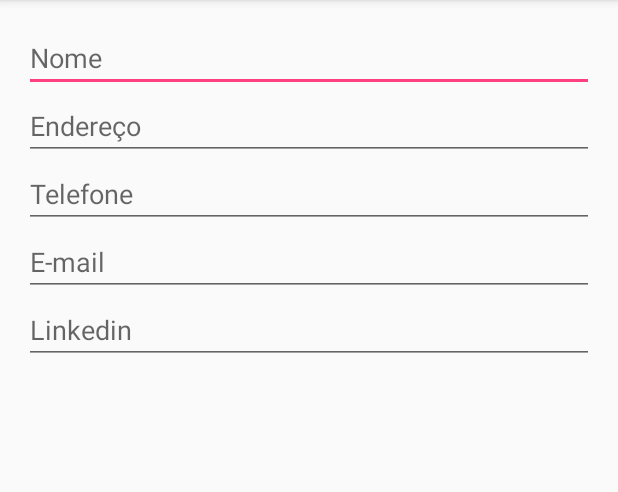
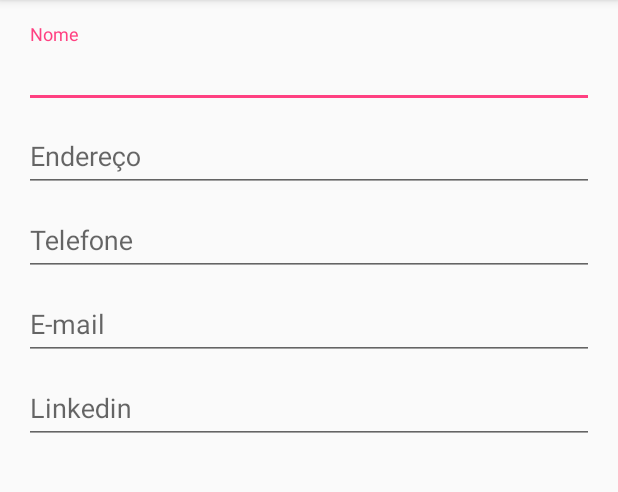
Before and after one commit to victoraaquino/projetoContatos, an Android app: the CadastroActivity screen opened directly, with no data from a screen before it, on a phone screen of 412 x 824 dp, the part 84-576 px from its top. Run offline under Robolectric (Android 15) with nearby library versions, the phone set to English and light mode, and no system bars.

Commit message:
versão com text input

```diff
--- a/Agenda/app/build.gradle
+++ b/Agenda/app/build.gradle
@@ -22,6 +22,7 @@ dependencies {
     implementation fileTree(dir: 'libs', include: ['*.jar'])
     implementation 'com.android.support:appcompat-v7:28.+'
     implementation 'com.android.support.constraint:constraint-layout:1.0.2'
+    implementation 'com.android.support:design:28.+'
     testImplementation 'junit:junit:4.12'
     androidTestImplementation 'com.android.support.test:runner:1.0.1'
     androidTestImplementation 'com.android.support.test.espresso:espresso-core:3.0.1'
--- a/Agenda/app/src/main/res/layout/activity_cadastro.xml
+++ b/Agenda/app/src/main/res/layout/activity_cadastro.xml
@@ -10,37 +10,56 @@
         android:orientation="vertical"
         android:layout_margin="16dp">
 
+        <android.support.design.widget.TextInputLayout
+            android:layout_width="match_parent"
+            android:layout_height="wrap_content">
             <EditText
                 android:id="@+id/txt_nome"
                 android:layout_width="match_parent"
                 android:layout_height="wrap_content"
                 android:hint="Nome"/>
+        </android.support.design.widget.TextInputLayout>
 
+        <android.support.design.widget.TextInputLayout
+            android:layout_width="match_parent"
+            android:layout_height="wrap_content">
             <EditText
                 android:id="@+id/txt_endereco"
                 android:layout_width="match_parent"
                 android:layout_height="wrap_content"
                 android:hint="Endereço"/>
+        </android.support.design.widget.TextInputLayout>
 
+        <android.support.design.widget.TextInputLayout
+            android:layout_width="match_parent"
+            android:layout_height="wrap_content">
             <EditText
                 android:id="@+id/txt_telefone"
                 android:layout_width="match_parent"
                 android:layout_height="wrap_content"
                 android:hint="Telefone"
                 android:inputType="numberSigned"/>
+        </android.support.design.widget.TextInputLayout>
 
+        <android.support.design.widget.TextInputLayout
+            android:layout_width="match_parent"
+            android:layout_height="wrap_content">
             <EditText
                 android:id="@+id/txt_email"
                 android:layout_width="match_parent"
                 android:layout_height="wrap_content"
                 android:hint="E-mail"
                 android:inputType="textEmailAddress"/>
+        </android.support.design.widget.TextInputLayout>
 
+        <android.support.design.widget.TextInputLayout
+            android:layout_width="match_parent"
+            android:layout_height="wrap_content">
             <EditText
                 android:id="@+id/txt_linkedin"
                 android:layout_width="match_parent"
                 android:layout_height="wrap_content"
                 android:hint="Linkedin"/>
-
+        </android.support.design.widget.TextInputLayout>
     </LinearLayout>
 </ScrollView>
```
Lines whose indentation alone changed are shown as unchanged.
